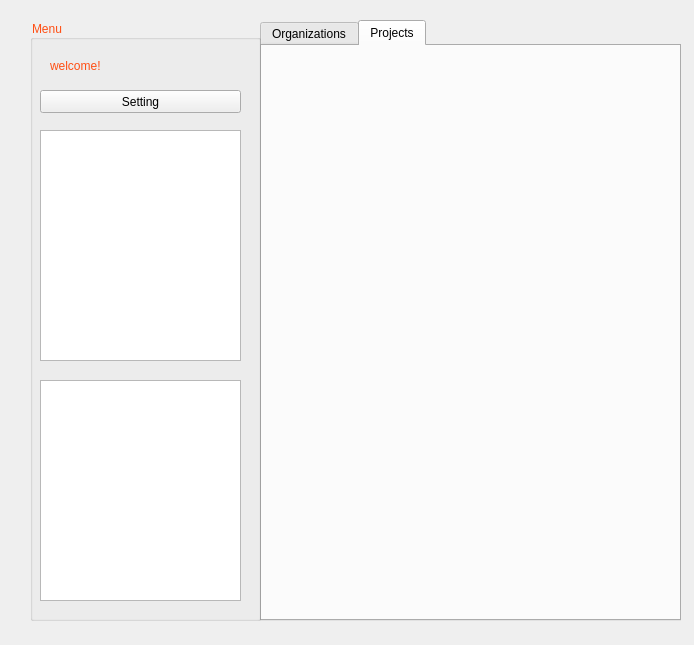
Before: the Qt Designer form client_apProject/dashboard.ui in sabasheikhi/ap_project, drawn with Qt 5.
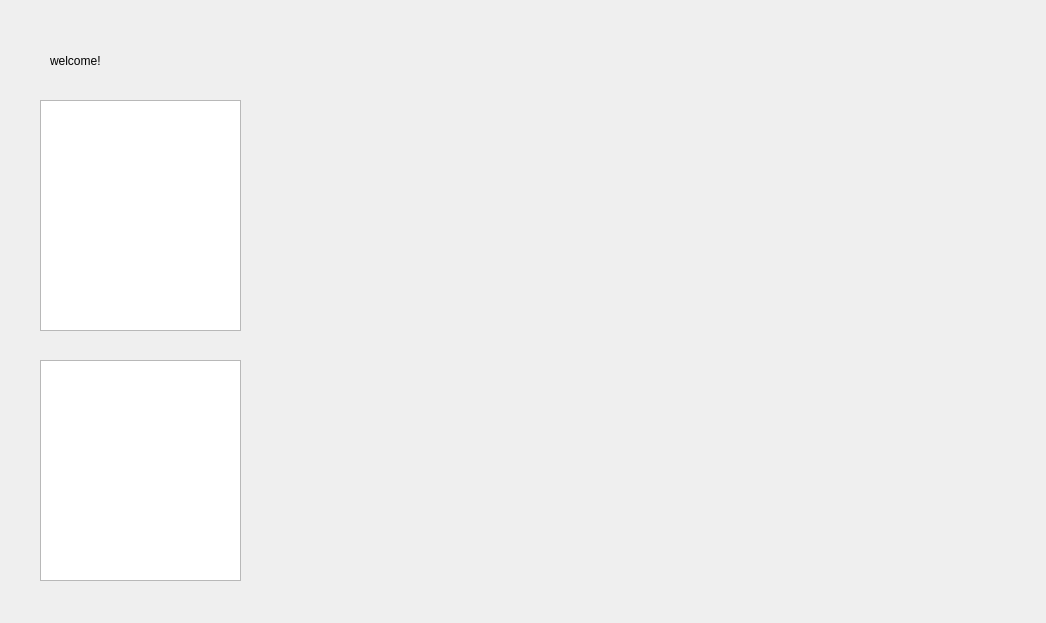
After: the same form once the commit is applied. Icons and pictures are not drawn.

Commit message:
ui and dashboard created
ui of mainwindow , lgin and sign up page and dashboard created

Patch:
```diff
--- a/client_apProject/dashboard.ui
+++ b/client_apProject/dashboard.ui
@@ -6,136 +6,61 @@
    <rect>
     <x>0</x>
     <y>0</y>
-    <width>694</width>
-    <height>645</height>
+    <width>1046</width>
+    <height>623</height>
    </rect>
   </property>
   <property name="windowTitle">
    <string>Dashboard</string>
   </property>
-  <widget class="QTabWidget" name="tabWidget">
+  <widget class="QListWidget" name="notificationsListWidget">
    <property name="geometry">
     <rect>
-     <x>260</x>
-     <y>20</y>
-     <width>421</width>
-     <height>601</height>
+     <x>40</x>
+     <y>100</y>
+     <width>201</width>
+     <height>231</height>
     </rect>
    </property>
-   <property name="currentIndex">
-    <number>1</number>
+  </widget>
+  <widget class="QLabel" name="welcomeLabel">
+   <property name="geometry">
+    <rect>
+     <x>50</x>
+     <y>50</y>
+     <width>91</width>
+     <height>21</height>
+    </rect>
    </property>
-   <widget class="QWidget" name="organizationTab">
-    <attribute name="title">
-     <string>Organizations</string>
-    </attribute>
-    <widget class="QPushButton" name="plusButton">
-     <property name="geometry">
-      <rect>
-       <x>20</x>
-       <y>20</y>
-       <width>81</width>
-       <height>71</height>
-      </rect>
-     </property>
-     <property name="styleSheet">
-      <string notr="true">image: url(:/plus/plusIcon.png);
-border-radius:20px</string>
-     </property>
-     <property name="text">
-      <string/>
-     </property>
-    </widget>
-   </widget>
-   <widget class="QWidget" name="projectsTab">
-    <attribute name="title">
-     <string>Projects</string>
-    </attribute>
-    <widget class="QPushButton" name="plusButton_2">
-     <property name="geometry">
-      <rect>
-       <x>20</x>
-       <y>20</y>
-       <width>81</width>
-       <height>71</height>
-      </rect>
-     </property>
-     <property name="styleSheet">
-      <string notr="true">image: url(:/plus/plusIcon.png);
-border-radius:20px</string>
-     </property>
-     <property name="text">
-      <string/>
-     </property>
-    </widget>
-   </widget>
+   <property name="text">
+    <string>welcome!</string>
+   </property>
   </widget>
-  <widget class="QGroupBox" name="groupBox">
+  <widget class="QListWidget" name="onlineChatSystemListWidget">
    <property name="geometry">
     <rect>
-     <x>30</x>
-     <y>20</y>
-     <width>231</width>
-     <height>601</height>
+     <x>40</x>
+     <y>360</y>
+     <width>201</width>
+     <height>221</height>
+    </rect>
+   </property>
+  </widget>
+  <widget class="QLabel" name="label">
+   <property name="geometry">
+    <rect>
+     <x>-10</x>
+     <y>0</y>
+     <width>1071</width>
+     <height>631</height>
     </rect>
    </property>
    <property name="styleSheet">
-    <string notr="true">border-color: rgb(16, 3, 1);
-color: rgb(255, 78, 19);
-gridline-color: rgb(76, 16, 255);</string>
+    <string notr="true">image: url(:/dashboard/dashboard.png);</string>
    </property>
-   <property name="title">
-    <string>Menu</string>
+   <property name="text">
+    <string/>
    </property>
-   <widget class="QListWidget" name="notificationsListWidget">
-    <property name="geometry">
-     <rect>
-      <x>10</x>
-      <y>110</y>
-      <width>201</width>
-      <height>231</height>
-     </rect>
-    </property>
-   </widget>
-   <widget class="QListWidget" name="onlineChatSystemListWidget">
-    <property name="geometry">
-     <rect>
-      <x>10</x>
-      <y>360</y>
-      <width>201</width>
-      <height>221</height>
-     </rect>
-    </property>
-   </widget>
-   <widget class="QToolButton" name="SettingToolButton">
-    <property name="geometry">
-     <rect>
-      <x>10</x>
-      <y>70</y>
-      <width>201</width>
-      <height>23</height>
-     </rect>
-    </property>
-    <property name="styleSheet">
-     <string notr="true">color: rgb(0, 0, 0);</string>
-    </property>
-    <property name="text">
-     <string>Setting</string>
-    </property>
-   </widget>
-   <widget class="QLabel" name="welcomeLabel">
-    <property name="geometry">
-     <rect>
-      <x>20</x>
-      <y>35</y>
-      <width>91</width>
-      <height>21</height>
-     </rect>
-    </property>
-    <property name="text">
-     <string>welcome!</string>
-    </property>
-   </widget>
   </widget>
  </widget>
  <resources/>
```
Left out of the diff: 4 changed lines with no effect on the pictures. The commit also changes 104 other files.
